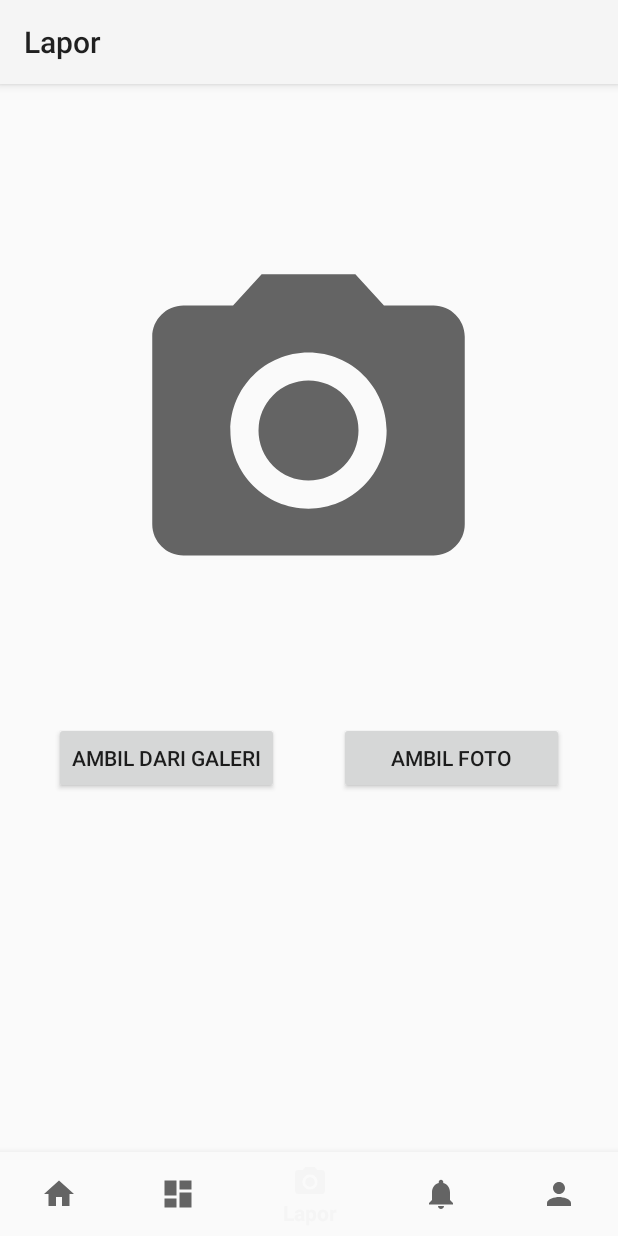
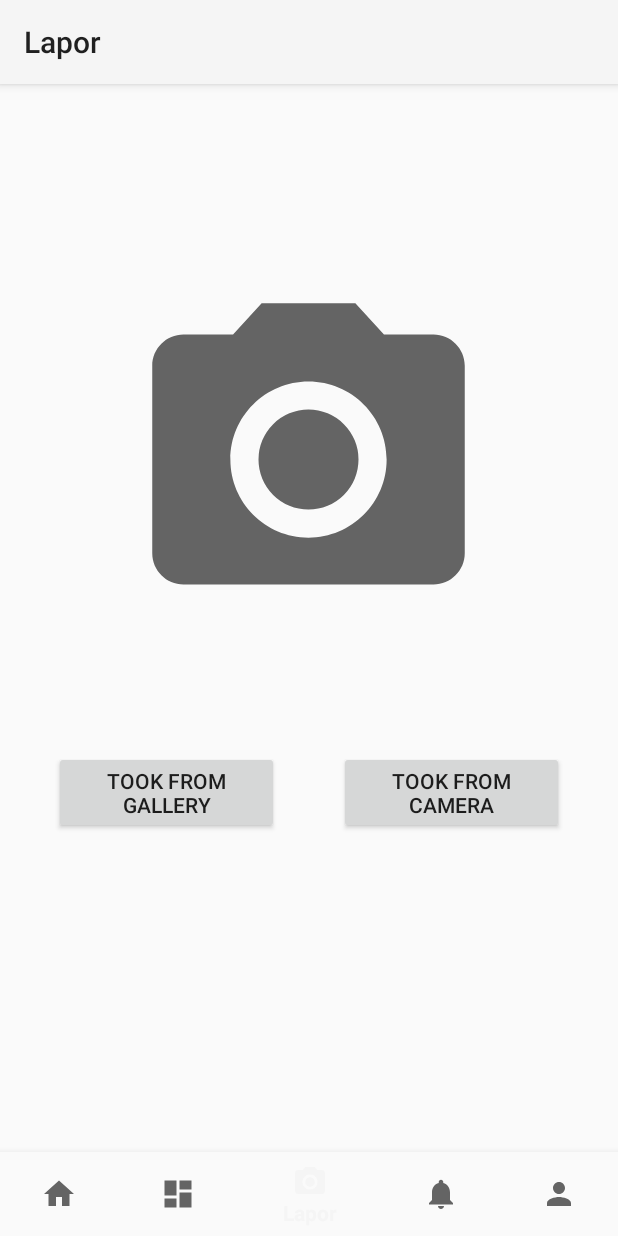
Before and after one commit to fadlurahmanf/AplikasiCapstoneBangkit, an Android app: the LaporFragment screen opened through its navigation route, on a phone screen of 412 x 824 dp. Run offline under Robolectric (Android 15) with nearby library versions, the phone set to English and light mode, and no system bars; our stand-ins replace navigation-ui.

Commit message:
initial commit

```diff
--- a/app/src/main/AndroidManifest.xml
+++ b/app/src/main/AndroidManifest.xml
@@ -3,6 +3,8 @@
     package="com.example.projekaplikasibangkitcapstone">
 
     <uses-permission android:name="android.permission.READ_EXTERNAL_STORAGE"/>
+    <uses-permission android:name="android.permission.INTERNET"/>
+    <uses-permission android:name="android.permission.ACCESS_FINE_LOCATION"/>
 
     <application
         android:allowBackup="true"
--- a/app/src/main/java/com/example/projekaplikasibangkitcapstone/ui/lapor/LaporFragment.kt
+++ b/app/src/main/java/com/example/projekaplikasibangkitcapstone/ui/lapor/LaporFragment.kt
@@ -13,22 +13,25 @@ import android.view.ViewGroup
 import android.widget.Button
 import android.widget.ImageView
 import android.widget.TextView
+import androidx.core.content.ContextCompat
 import androidx.lifecycle.Observer
 import androidx.lifecycle.ViewModel
 import androidx.lifecycle.ViewModelProvider
 import com.example.projekaplikasibangkitcapstone.R
 
 
-class LaporFragment : Fragment() {
+class LaporFragment : Fragment(), View.OnClickListener {
 
     private lateinit var laporViewModel:LaporViewModel
 
-    //ID LAYOUT
-    private lateinit var btn_ambilfoto:Button
-    private lateinit var btn_ambildarigaleri:Button
-    private lateinit var camera:ImageView
+    //ID VIEW IN LAYOUT
+    private lateinit var btn_fromCamera:Button
+    private lateinit var btn_fromGallery:Button
+    private lateinit var photoResult:ImageView
+    private lateinit var btn_clearPhoto:TextView
 
-    private val REQUEST_CODE = 42
+    private val REQUEST_PICK_FROM_CAMERA = 42
+    private val REQUEST_PICK_FROM_GALLERY = 43
 
     override fun onCreateView(
         inflater: LayoutInflater, container: ViewGroup?,
@@ -41,23 +44,57 @@ class LaporFragment : Fragment() {
 
     override fun onViewCreated(view: View, savedInstanceState: Bundle?) {
         super.onViewCreated(view, savedInstanceState)
-        btn_ambilfoto = view.findViewById(R.id.fragmentlapor_btn_tookphoto)
-        camera = view.findViewById(R.id.fragmentlapor_camera)
+        btn_fromCamera = view.findViewById(R.id.fragmentlapor_btn_fromcamera)
+        photoResult = view.findViewById(R.id.fragmentlapor_photoresult)
+        btn_clearPhoto = view.findViewById(R.id.fragmentlapor_clearphoto)
+        btn_fromGallery = view.findViewById(R.id.fragmentlapor_btn_fromgallery)
 
-        btn_ambilfoto.setOnClickListener {
-            val ambilfotoIntent = Intent(MediaStore.ACTION_IMAGE_CAPTURE)
-            startActivityForResult(ambilfotoIntent, REQUEST_CODE)
-        }
+        btn_fromCamera.setOnClickListener(this)
+        btn_clearPhoto.setOnClickListener(this)
+        btn_fromGallery.setOnClickListener(this)
+        btn_clearPhoto.visibility = View.INVISIBLE
+
+        getLocationAccess()
+    }
+
+    private fun getLocationAccess() {
+//        if (ContextCompat)
     }
 
     override fun onActivityResult(requestCode: Int, resultCode: Int, data: Intent?) {
-        if (requestCode == REQUEST_CODE && resultCode == Activity.RESULT_OK){
+        if (requestCode == REQUEST_PICK_FROM_CAMERA && resultCode == Activity.RESULT_OK){
             var fotoYgDiAmbil = data?.extras?.get("data") as Bitmap
-            camera.setImageBitmap(fotoYgDiAmbil)
-//            camera.setImageResource(R.drawable.ic_camera)
-        }else{
+            photoResult.setImageBitmap(fotoYgDiAmbil)
+            btn_clearPhoto.visibility = View.VISIBLE
+        }else if (requestCode == REQUEST_PICK_FROM_GALLERY && resultCode == Activity.RESULT_OK){
+            var fotoYgDiAmbil = data?.data
+            photoResult.setImageURI(fotoYgDiAmbil)
+            btn_clearPhoto.visibility = View.VISIBLE
+        } else{
             super.onActivityResult(requestCode, resultCode, data)
         }
     }
 
+    override fun onClick(v: View?) {
+        when(v?.id){
+            R.id.fragmentlapor_btn_fromcamera->{
+                val ambilfotoIntent = Intent(MediaStore.ACTION_IMAGE_CAPTURE)
+                startActivityForResult(ambilfotoIntent, REQUEST_PICK_FROM_CAMERA)
+            }
+            R.id.fragmentlapor_clearphoto->{
+                photoResult.setImageResource(R.drawable.ic_camera)
+                btn_clearPhoto.visibility = View.INVISIBLE
+            }
+            R.id.fragmentlapor_btn_fromgallery->{
+                ambilFotoDariGaleri()
+            }
+        }
+    }
+
+    private fun ambilFotoDariGaleri() {
+        val intent = Intent(Intent.ACTION_PICK)
+        intent.type = "image/*"
+        startActivityForResult(intent, REQUEST_PICK_FROM_GALLERY)
+    }
+
 }
--- a/app/src/main/res/layout/fragment_lapor.xml
+++ b/app/src/main/res/layout/fragment_lapor.xml
@@ -6,14 +6,24 @@
     android:orientation="vertical"
     tools:context=".ui.lapor.LaporFragment">
 
+    <TextView
+        android:layout_width="wrap_content"
+        android:layout_gravity="end"
+        android:layout_marginRight="40dp"
+        android:layout_marginTop="50dp"
+        android:text="CANCEL"
+        android:id="@+id/fragmentlapor_clearphoto"
+        android:textStyle="bold"
+        android:layout_height="wrap_content"/>
+
     <ImageView
         android:layout_width="350dp"
         android:layout_height="250dp"
         android:src="@drawable/ic_camera"
         android:layout_marginHorizontal="20dp"
         android:layout_gravity="center_horizontal"
-        android:layout_marginVertical="50dp"
-        android:id="@+id/fragmentlapor_camera"/>
+        android:layout_marginBottom="50dp"
+        android:id="@+id/fragmentlapor_photoresult"/>
 
     <TextView
         android:layout_width="wrap_content"
@@ -27,15 +37,15 @@
         android:orientation="horizontal">
         <Button
             android:layout_width="150dp"
-            android:id="@+id/fragmentlapor_btn_imgfromgallery"
-            android:text="AMBIL DARI GALERI"
+            android:id="@+id/fragmentlapor_btn_fromgallery"
+            android:text="@string/took_from_gallery"
             android:layout_gravity="center_vertical"
             android:layout_marginHorizontal="20dp"
             android:layout_height="wrap_content"/>
         <Button
             android:layout_width="150dp"
-            android:id="@+id/fragmentlapor_btn_tookphoto"
-            android:text="AMBIL FOTO"
+            android:id="@+id/fragmentlapor_btn_fromcamera"
+            android:text="@string/took_from_camera"
             android:layout_gravity="center_vertical"
             android:layout_marginHorizontal="20dp"
             android:layout_height="wrap_content"/>
--- a/app/src/main/res/menu/bottom_nav_menu.xml
+++ b/app/src/main/res/menu/bottom_nav_menu.xml
@@ -9,12 +9,12 @@
     <item
         android:id="@+id/navigation_dashboard"
         android:icon="@drawable/ic_dashboard_black_24dp"
-        android:title="@string/title_dashboard" />
+        android:title="@string/title_activity" />
 
     <item
         android:id="@+id/navigation_lapor"
         android:icon="@drawable/ic_camera"
-        android:title="Lapor"/>
+        android:title="@string/title_lapor"/>
 
     <item
         android:id="@+id/navigation_notifications"
--- a/app/src/main/res/values/strings.xml
+++ b/app/src/main/res/values/strings.xml
@@ -9,4 +9,7 @@
     <string name="hello_blank_fragment">Hello blank fragment</string>
     <string name="title_lapor">Lapor</string>
     <string name="profile">Profile</string>
+    <string name="title_activity">Activity</string>
+    <string name="took_from_gallery">TOOK FROM GALLERY</string>
+    <string name="took_from_camera">TOOK FROM CAMERA</string>
 </resources>
```
Also changed, not shown: app/src/main/res/drawable/ic_cancel.xml (added, +10 -0 lines).
